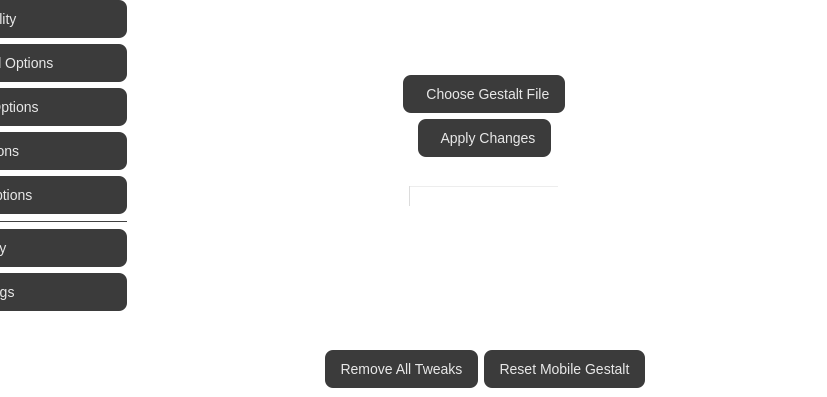
This is qt/mainwindow.ui in leminlimez/Nugget as Qt 5 draws it before an edit; both pictures show x 173 to 1000 and y 203 to 600 of the 1000 by 600 pixel window. The edited form follows.
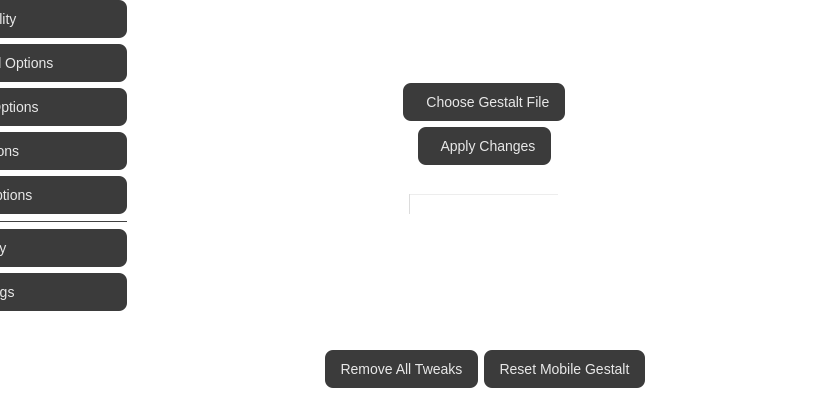
This is the edited form. The open tabs and pages were chosen to show the change. Icons and pictures are not drawn.

```diff
--- a/qt/mainwindow.ui
+++ b/qt/mainwindow.ui
@@ -4611,8 +4611,7 @@
                     </font>
                    </property>
                    <property name="text">
-                    <string>Note: Skip Setup is currently turned on.
-It can be turned off in the Settings tab.</string>
+                    <string>Note: Skip Setup is currently turned on.</string>
                    </property>
                    <property name="alignment">
                     <set>Qt::AlignCenter</set>
```
